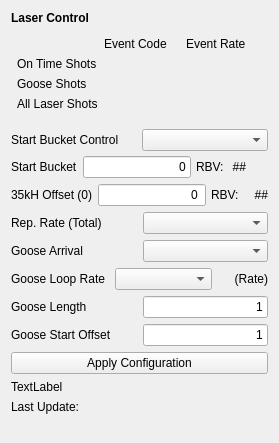
Before: the Qt Designer form opcpa_tpr_config/rep_rate_config.ui in ipotanin/opcpa-tpr-config, drawn with Qt 5.
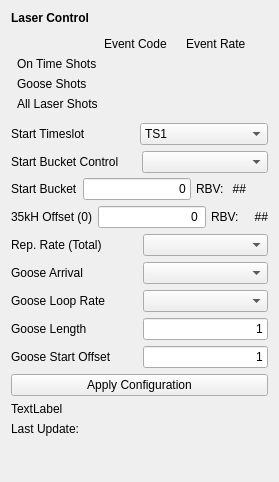
After: the same form once the commit is applied. Custom widgets are drawn as their Qt base class.

Commit message: FIX: in one of the earlier commits i removed the timeslot selector widget. I'm adding back in as it could be helpful.

Patch:
```diff
--- a/opcpa_tpr_config/rep_rate_config.ui
+++ b/opcpa_tpr_config/rep_rate_config.ui
@@ -7,7 +7,7 @@
     <x>0</x>
     <y>0</y>
     <width>279</width>
-    <height>443</height>
+    <height>482</height>
    </rect>
   </property>
   <property name="windowTitle">
@@ -156,6 +156,27 @@
       <property name="bottomMargin">
        <number>0</number>
       </property>
+      <item>
+       <widget class="QLabel" name="nc_timeslot_label">
+        <property name="text">
+         <string>Start Timeslot</string>
+        </property>
+       </widget>
+      </item>
+      <item>
+       <widget class="QComboBox" name="nc_timeslot_selector">
+        <item>
+         <property name="text">
+          <string>TS1</string>
+         </property>
+        </item>
+        <item>
+         <property name="text">
+          <string>TS4</string>
+         </property>
+        </item>
+       </widget>
+      </item>
      </layout>
     </widget>
    </item>
@@ -230,6 +251,12 @@
           </item>
           <item>
            <widget class="PyDMLabel" name="sc_bucket_rbv">
+            <property name="maximumSize">
+             <size>
+              <width>50</width>
+              <height>16777215</height>
+             </size>
+            </property>
             <property name="toolTip">
              <string/>
             </property>
@@ -336,6 +363,12 @@
           </item>
           <item>
            <widget class="PyDMLabel" name="nc_bucket_rbv">
+            <property name="maximumSize">
+             <size>
+              <width>50</width>
+              <height>16777215</height>
+             </size>
+            </property>
             <property name="toolTip">
              <string/>
             </property>
@@ -394,28 +427,6 @@
      <item>
       <widget class="QComboBox" name="goose_rate_box"/>
      </item>
-     <item>
-      <widget class="QLabel" name="goose_rate_label_3">
-       <property name="sizePolicy">
-        <sizepolicy hsizetype="MinimumExpanding" vsizetype="Preferred">
-         <horstretch>0</horstretch>
-         <verstretch>0</verstretch>
-        </sizepolicy>
-       </property>
-       <property name="maximumSize">
-        <size>
-         <width>50</width>
-         <height>16777215</height>
-        </size>
-       </property>
-       <property name="text">
-        <string>(Rate)</string>
-       </property>
-       <property name="alignment">
-        <set>Qt::AlignRight|Qt::AlignTrailing|Qt::AlignVCenter</set>
-       </property>
-      </widget>
-     </item>
     </layout>
    </item>
    <item>
@@ -515,6 +526,12 @@
          <verstretch>0</verstretch>
         </sizepolicy>
        </property>
+       <property name="maximumSize">
+        <size>
+         <width>120</width>
+         <height>16777215</height>
+        </size>
+       </property>
        <property name="toolTip">
         <string/>
        </property>
```
Left out of the diff: 36 changed lines with no effect on the pictures.
